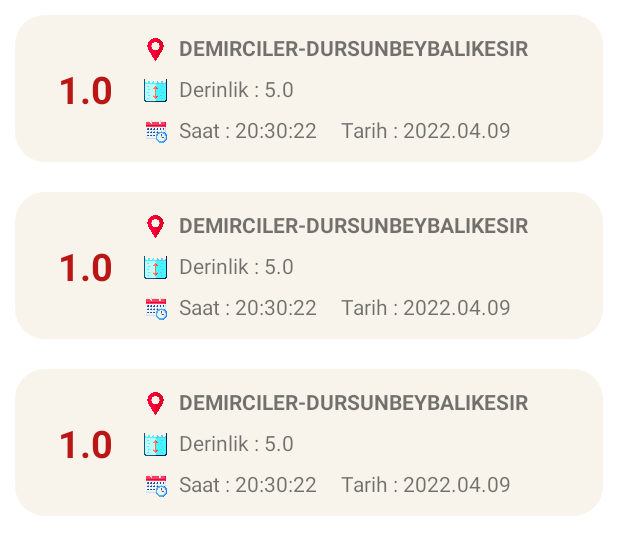
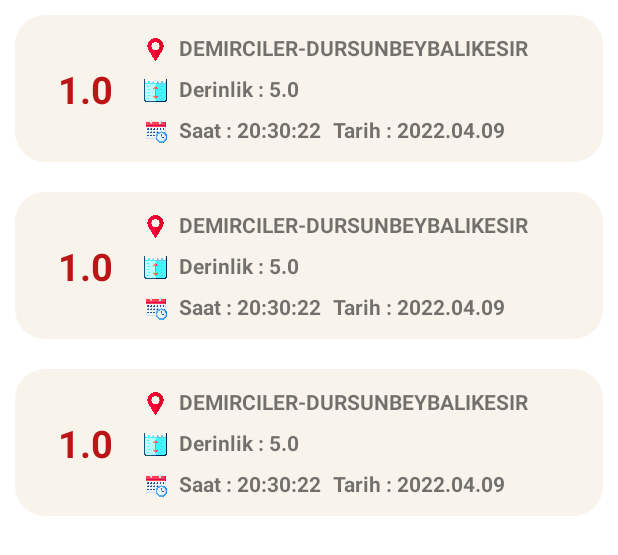
Before and after one commit to nisaefendioglu/Recent-Earthquakes, an Android app: the layout earthquake.xml on its own in the app's theme, with its tools: preview values and no code run, on a phone screen of 412 x 824 dp. Shown: the top 555 px of the screen. Run offline under Robolectric (Android 15) with nearby library versions, the phone set to English and light mode, and no system bars.

Commit message:
fixed design

```diff
--- a/app/src/main/java/com/nisaefendioglu/recentearthquakes/RecyclerAdapter.kt
+++ b/app/src/main/java/com/nisaefendioglu/recentearthquakes/RecyclerAdapter.kt
@@ -20,9 +20,9 @@ class RecyclerAdapter(private val context: Context, private var list: MutableLis
         holder.textView?.text = earthquake.buyukluk
         holder.textView2?.text = earthquake.yer
         holder.textView3?.text = earthquake.sehir
-        holder.textView4?.text = "Derinlik :" + earthquake.derinlik
-        holder.textView6?.text = "Saat :" + earthquake.saat
-        holder.textView7?.text = "Tarih :" +earthquake.tarih
+        holder.textView4?.text = "Derinlik :" + " " + earthquake.derinlik
+        holder.textView6?.text = "Saat :" + " " + earthquake.saat
+        holder.textView7?.text = "Tarih :" + " " +earthquake.tarih
     }
 
     override fun getItemCount(): Int {
--- a/app/src/main/java/com/nisaefendioglu/recentearthquakes/fragment/Earthquake.kt
+++ b/app/src/main/java/com/nisaefendioglu/recentearthquakes/fragment/Earthquake.kt
@@ -10,6 +10,7 @@ import com.nisaefendioglu.recentearthquakes.R
 import com.nisaefendioglu.recentearthquakes.RecyclerAdapter
 import com.nisaefendioglu.recentearthquakes.model.EarthquakeModelItem
 import com.nisaefendioglu.recentearthquakes.service.ApiClient
+import kotlinx.android.synthetic.main.earthquake.*
 import retrofit2.Call
 import retrofit2.Callback
 import retrofit2.Response
@@ -21,6 +22,8 @@ class Earthquake : Fragment(R.layout.earthquake) {
 
     override fun onViewCreated(view: View, savedInstanceState: Bundle?) {
         super.onViewCreated(view, savedInstanceState)
+
+        progress_bar.visibility = View.VISIBLE
 
         val recyclerview = requireActivity().findViewById<RecyclerView>(R.id.recyclerview)
         listUsers = mutableListOf()
@@ -50,6 +53,8 @@ class Earthquake : Fragment(R.layout.earthquake) {
                 listUsers.clear()
                 usersResponse?.let { listUsers.addAll(it) }
                 adapter?.notifyDataSetChanged()
+                progress_bar.visibility = View.GONE
+
             }
 
         })
--- a/app/src/main/java/com/nisaefendioglu/recentearthquakes/view/MainActivity.kt
+++ b/app/src/main/java/com/nisaefendioglu/recentearthquakes/view/MainActivity.kt
@@ -18,7 +18,7 @@ class MainActivity : AppCompatActivity() {
         val earthquake = Earthquake()
         //val maps = MapFragment()
 
-        setCurrentFragment(info)
+        setCurrentFragment(earthquake)
 
         bottomNavigationView.setOnNavigationItemSelectedListener {
             when(it.itemId){
--- a/app/src/main/res/drawable/shape.xml
+++ b/app/src/main/res/drawable/shape.xml
@@ -3,7 +3,7 @@
     android:shape="rectangle"
     android:padding="10dp">
 
-    <solid android:color="#F8F4EC" />
+    <solid android:color="@color/appColor" />
     <corners
         android:bottomRightRadius="20dp"
         android:bottomLeftRadius="20dp"
--- a/app/src/main/res/layout/activity_main.xml
+++ b/app/src/main/res/layout/activity_main.xml
@@ -20,7 +20,10 @@
     <com.google.android.material.bottomnavigation.BottomNavigationView
         android:id="@+id/bottomNavigationView"
         android:layout_width="match_parent"
-        android:layout_height="wrap_content"
+        android:layout_height="50dp"
+        app:itemIconTint="#BA1616"
+        android:background="@color/appColor"
+        app:itemTextColor="@color/black"
         app:layout_constraintBottom_toBottomOf="parent"
         app:layout_constraintEnd_toEndOf="parent"
         app:layout_constraintHorizontal_bias="0.5"
--- a/app/src/main/res/layout/earthquake.xml
+++ b/app/src/main/res/layout/earthquake.xml
@@ -3,7 +3,15 @@
     xmlns:tools="http://schemas.android.com/tools"
     android:layout_width="match_parent"
     android:layout_height="match_parent"
-    android:orientation="vertical">
+    android:orientation="horizontal">
+
+    <ProgressBar
+        android:id="@+id/progress_bar"
+        android:layout_width="match_parent"
+        android:layout_height="wrap_content"
+        android:layout_gravity="center"
+        android:indeterminateTint="#BA1616"
+        android:visibility="gone"/>
 
     <androidx.recyclerview.widget.RecyclerView
         android:id="@+id/recyclerview"
--- a/app/src/main/res/layout/rec_item.xml
+++ b/app/src/main/res/layout/rec_item.xml
@@ -52,6 +52,7 @@
         android:layout_marginTop="8dp"
         android:layout_marginEnd="224dp"
         android:text="Derinlik : 5.0"
+        android:textStyle="bold"
         app:layout_constraintEnd_toEndOf="parent"
         app:layout_constraintHorizontal_bias="0.0"
         app:layout_constraintStart_toEndOf="@+id/textView"
@@ -63,6 +64,7 @@
         android:layout_height="wrap_content"
         android:layout_marginStart="32dp"
         android:layout_marginTop="8dp"
+        android:textStyle="bold"
         android:text="Saat : 20:30:22"
         app:layout_constraintStart_toEndOf="@+id/textView"
         app:layout_constraintTop_toBottomOf="@+id/textView4" />
@@ -71,8 +73,9 @@
         android:id="@+id/textView7"
         android:layout_width="wrap_content"
         android:layout_height="wrap_content"
-        android:layout_marginStart="16dp"
+        android:layout_marginStart="8dp"
         android:layout_marginTop="8dp"
+        android:textStyle="bold"
         android:text="Tarih : 2022.04.09"
         app:layout_constraintEnd_toEndOf="parent"
         app:layout_constraintHorizontal_bias="0.0"
--- a/app/src/main/res/values/colors.xml
+++ b/app/src/main/res/values/colors.xml
@@ -7,4 +7,5 @@
     <color name="teal_700">#FF018786</color>
     <color name="black">#FF000000</color>
     <color name="white">#FFFFFFFF</color>
+    <color name="appColor">#F8F4EC </color>
 </resources>
```
Also changed, not shown: app/src/main/res/layout/info.xml (+6 -5 lines).
